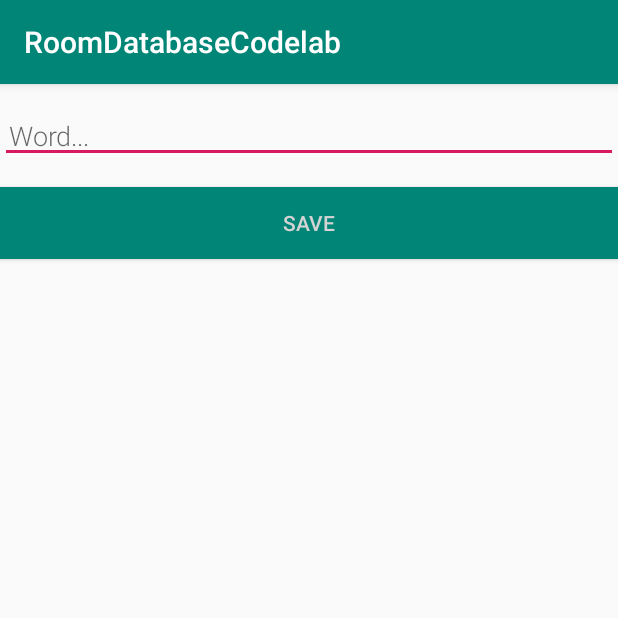
After one commit to FLYINGKRIPTO/RoomDatabaseCodelab, an Android app: the NewWordActivity screen opened directly, with no data from a screen before it, on a phone screen of 412 x 824 dp, the top half of it. The commit adds this screen. Run offline under Robolectric (Android 15) with nearby library versions, the phone set to English and light mode, and no system bars.

Commit message:
Added newWord Activity

```diff
--- a/app/build.gradle
+++ b/app/build.gradle
@@ -35,5 +35,4 @@ dependencies {
     annotationProcessor "android.arch.lifecycle:compiler:$rootProject.archLifecycleVersion"
 
 
-
 }
--- a/app/src/main/AndroidManifest.xml
+++ b/app/src/main/AndroidManifest.xml
@@ -9,6 +9,7 @@
         android:roundIcon="@mipmap/ic_launcher_round"
         android:supportsRtl="true"
         android:theme="@style/AppTheme">
+        <activity android:name=".NewWordActivity"></activity>
         <activity
             android:name=".MainActivity"
             android:label="@string/app_name"
--- /dev/null
+++ b/app/src/main/java/com/example/roomdatabasecodelab/NewWordActivity.java
@@ -0,0 +1,41 @@
+
+package com.example.roomdatabasecodelab;
+
+import android.content.Intent;
+import android.os.Bundle;
+import android.support.v7.app.AppCompatActivity;
+import android.text.TextUtils;
+import android.view.View;
+import android.widget.Button;
+import android.widget.EditText;
+
+public class NewWordActivity extends AppCompatActivity {
+    public static final String EXTRA_REPLY = "com.example.android.wordlistsql.REPLY";
+
+    private EditText mEditWordView;
+
+
+    @Override
+    protected void onCreate(Bundle savedInstanceState) {
+        super.onCreate(savedInstanceState);
+        setContentView(R.layout.activity_new_word_activity);
+
+        mEditWordView = findViewById(R.id.edit_word);
+
+        final Button button = findViewById(R.id.button_save);
+        button.setOnClickListener(new View.OnClickListener() {
+            public void onClick(View view) {
+                Intent replyIntent = new Intent();
+                if (TextUtils.isEmpty(mEditWordView.getText())) {
+                    setResult(RESULT_CANCELED, replyIntent);
+                } else {
+                    String word = mEditWordView.getText().toString();
+                    replyIntent.putExtra(EXTRA_REPLY, word);
+                    setResult(RESULT_OK, replyIntent);
+                }
+                finish();
+            }
+        });
+
+    }
+}
--- a/app/src/main/java/com/example/roomdatabasecodelab/Word.java
+++ b/app/src/main/java/com/example/roomdatabasecodelab/Word.java
@@ -15,7 +15,7 @@ public class Word {
     public Word(@NonNull String word){
         this.mWord = word;
     }
-    public  String getmWord() {
+    public  String getWord() {
         return this.mWord;
     }
 }
--- a/app/src/main/java/com/example/roomdatabasecodelab/WordListAdapter.java
+++ b/app/src/main/java/com/example/roomdatabasecodelab/WordListAdapter.java
@@ -43,7 +43,7 @@ public class WordListAdapter extends RecyclerView.Adapter<WordListAdapter.WordVi
 
         if(mWords!=null) {
             Word current = mWords.get(i);
-            wordViewHolder.wordItemView.setText(current.getmWord());
+            wordViewHolder.wordItemView.setText(current.getWord());
         }
         else {
             wordViewHolder.wordItemView.setText("No word");
--- /dev/null
+++ b/app/src/main/res/layout/activity_new_word_activity.xml
@@ -0,0 +1,26 @@
+<?xml version="1.0" encoding="utf-8"?>
+<LinearLayout xmlns:android="http://schemas.android.com/apk/res/android"
+    android:orientation="vertical" android:layout_width="match_parent"
+    android:layout_height="match_parent">
+
+    <EditText
+        android:id="@+id/edit_word"
+        android:layout_width="match_parent"
+        android:layout_height="wrap_content"
+        android:fontFamily="sans-serif-light"
+        android:hint="@string/hint_word"
+        android:inputType="textAutoComplete"
+        android:padding="@dimen/small_padding"
+        android:layout_marginBottom="@dimen/big_padding"
+        android:layout_marginTop="@dimen/big_padding"
+        android:textSize="18sp" />
+
+    <Button
+        android:id="@+id/button_save"
+        android:layout_width="match_parent"
+        android:layout_height="wrap_content"
+        android:background="@color/colorPrimary"
+        android:text="@string/button_save"
+        android:textColor="@color/buttonLabel" />
+
+</LinearLayout>
--- a/app/src/main/res/values/colors.xml
+++ b/app/src/main/res/values/colors.xml
@@ -3,4 +3,6 @@
     <color name="colorPrimary">#008577</color>
     <color name="colorPrimaryDark">#00574B</color>
     <color name="colorAccent">#D81B60</color>
+    <color name="buttonLabel">#d3d3d3</color>
+
 </resources>
--- a/app/src/main/res/values/dimens.xml
+++ b/app/src/main/res/values/dimens.xml
@@ -1,3 +1,5 @@
 <resources>
     <dimen name="fab_margin">16dp</dimen>
+    <dimen name="small_padding">6dp</dimen>
+    <dimen name="big_padding">16dp</dimen>
 </resources>
--- a/app/src/main/res/values/strings.xml
+++ b/app/src/main/res/values/strings.xml
@@ -1,4 +1,8 @@
 <resources>
     <string name="app_name">RoomDatabaseCodelab</string>
     <string name="action_settings">Settings</string>
+    <string name="hint_word">Word...</string>
+    <string name="button_save">Save</string>
+    <string name="empty_not_saved">Word not saved because it is empty.</string>
+
 </resources>
```
Also changed, not shown: app/src/main/java/com/example/roomdatabasecodelab/WordRoomDatabase.java (+31 -0 lines).
